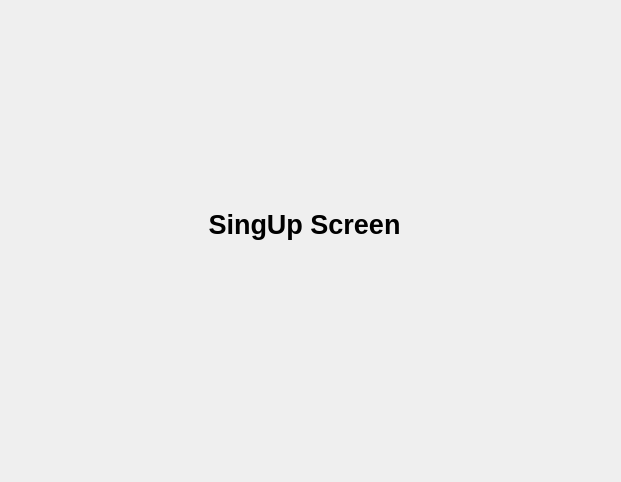
This is login_singup_app/ui/sing_up_screen.ui in Anuj-Bhaladhare/pyqt_projects as Qt 5 draws it before an edit. The edited form follows.
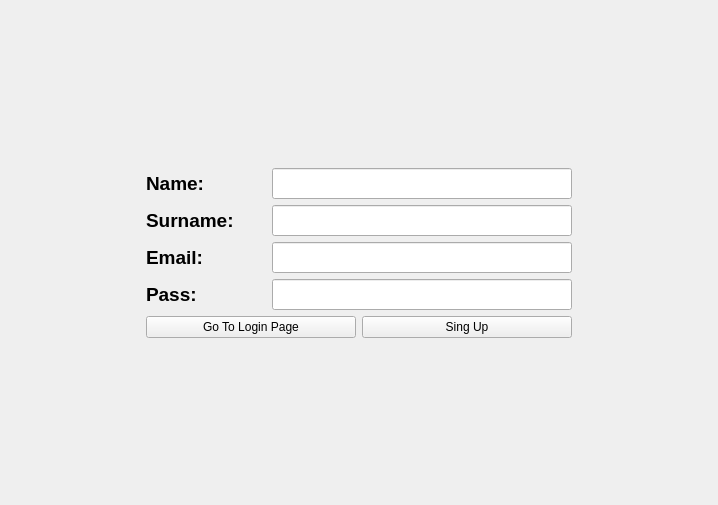
This is the edited form.

Patch:
```diff
--- a/login_singup_app/ui/sing_up_screen.ui
+++ b/login_singup_app/ui/sing_up_screen.ui
@@ -6,8 +6,8 @@
    <rect>
     <x>0</x>
     <y>0</y>
-    <width>621</width>
-    <height>482</height>
+    <width>718</width>
+    <height>505</height>
    </rect>
   </property>
   <property name="windowTitle">
@@ -17,29 +17,238 @@
    <layout class="QVBoxLayout" name="verticalLayout">
     <item>
      <widget class="QWidget" name="widget" native="true">
-      <widget class="QLabel" name="label">
-       <property name="geometry">
-        <rect>
-         <x>170</x>
-         <y>180</y>
-         <width>251</width>
-         <height>71</height>
-        </rect>
-       </property>
-       <property name="font">
-        <font>
-         <pointsize>20</pointsize>
-         <weight>75</weight>
-         <bold>true</bold>
-        </font>
-       </property>
-       <property name="text">
-        <string>SingUp Screen</string>
-       </property>
-       <property name="alignment">
-        <set>Qt::AlignCenter</set>
-       </property>
-      </widget>
+      <layout class="QGridLayout" name="gridLayout">
+       <item row="0" column="1">
+        <spacer name="verticalSpacer">
+         <property name="orientation">
+          <enum>Qt::Vertical</enum>
+         </property>
+         <property name="sizeHint" stdset="0">
+          <size>
+           <width>20</width>
+           <height>119</height>
+          </size>
+         </property>
+        </spacer>
+       </item>
+       <item row="1" column="1" rowspan="2">
+        <layout class="QVBoxLayout" name="verticalLayout_2">
+         <item>
+          <layout class="QHBoxLayout" name="horizontalLayout">
+           <item>
+            <widget class="QLabel" name="label">
+             <property name="minimumSize">
+              <size>
+               <width>120</width>
+               <height>0</height>
+              </size>
+             </property>
+             <property name="font">
+              <font>
+               <pointsize>14</pointsize>
+               <weight>75</weight>
+               <bold>true</bold>
+              </font>
+             </property>
+             <property name="text">
+              <string>Name: </string>
+             </property>
+            </widget>
+           </item>
+           <item>
+            <widget class="QLineEdit" name="lineEdit">
+             <property name="minimumSize">
+              <size>
+               <width>300</width>
+               <height>0</height>
+              </size>
+             </property>
+             <property name="font">
+              <font>
+               <pointsize>14</pointsize>
+              </font>
+             </property>
+            </widget>
+           </item>
+          </layout>
+         </item>
+         <item>
+          <layout class="QHBoxLayout" name="horizontalLayout_2">
+           <item>
+            <widget class="QLabel" name="label_2">
+             <property name="minimumSize">
+              <size>
+               <width>120</width>
+               <height>0</height>
+              </size>
+             </property>
+             <property name="font">
+              <font>
+               <pointsize>14</pointsize>
+               <weight>75</weight>
+               <bold>true</bold>
+              </font>
+             </property>
+             <property name="text">
+              <string>Surname: </string>
+             </property>
+            </widget>
+           </item>
+           <item>
+            <widget class="QLineEdit" name="lineEdit_2">
+             <property name="minimumSize">
+              <size>
+               <width>300</width>
+               <height>0</height>
+              </size>
+             </property>
+             <property name="font">
+              <font>
+               <pointsize>14</pointsize>
+              </font>
+             </property>
+            </widget>
+           </item>
+          </layout>
+         </item>
+         <item>
+          <layout class="QHBoxLayout" name="horizontalLayout_3">
+           <item>
+            <widget class="QLabel" name="label_3">
+             <property name="minimumSize">
+              <size>
+               <width>120</width>
+               <height>0</height>
+              </size>
+             </property>
+             <property name="font">
+              <font>
+               <pointsize>14</pointsize>
+               <weight>75</weight>
+               <bold>true</bold>
+              </font>
+             </property>
+             <property name="text">
+              <string>Email: </string>
+             </property>
+            </widget>
+           </item>
+           <item>
+            <widget class="QLineEdit" name="lineEdit_3">
+             <property name="minimumSize">
+              <size>
+               <width>300</width>
+               <height>0</height>
+              </size>
+             </property>
+             <property name="font">
+              <font>
+               <pointsize>14</pointsize>
+              </font>
+             </property>
+            </widget>
+           </item>
+          </layout>
+         </item>
+         <item>
+          <layout class="QHBoxLayout" name="horizontalLayout_4">
+           <item>
+            <widget class="QLabel" name="label_4">
+             <property name="minimumSize">
+              <size>
+               <width>120</width>
+               <height>0</height>
+              </size>
+             </property>
+             <property name="font">
+              <font>
+               <pointsize>14</pointsize>
+               <weight>75</weight>
+               <bold>true</bold>
+              </font>
+             </property>
+             <property name="text">
+              <string>Pass: </string>
+             </property>
+            </widget>
+           </item>
+           <item>
+            <widget class="QLineEdit" name="lineEdit_4">
+             <property name="minimumSize">
+              <size>
+               <width>300</width>
+               <height>0</height>
+              </size>
+             </property>
+             <property name="font">
+              <font>
+               <pointsize>14</pointsize>
+              </font>
+             </property>
+            </widget>
+           </item>
+          </layout>
+         </item>
+         <item>
+          <layout class="QHBoxLayout" name="horizontalLayout_5">
+           <item>
+            <widget class="QPushButton" name="navigate_login_btn">
+             <property name="text">
+              <string>Go To Login Page</string>
+             </property>
+            </widget>
+           </item>
+           <item>
+            <widget class="QPushButton" name="sing_up_btn">
+             <property name="text">
+              <string>Sing Up</string>
+             </property>
+            </widget>
+           </item>
+          </layout>
+         </item>
+        </layout>
+       </item>
+       <item row="2" column="2">
+        <spacer name="horizontalSpacer_2">
+         <property name="orientation">
+          <enum>Qt::Horizontal</enum>
+         </property>
+         <property name="sizeHint" stdset="0">
+          <size>
+           <width>111</width>
+           <height>20</height>
+          </size>
+         </property>
+        </spacer>
+       </item>
+       <item row="3" column="1">
+        <spacer name="verticalSpacer_2">
+         <property name="orientation">
+          <enum>Qt::Vertical</enum>
+         </property>
+         <property name="sizeHint" stdset="0">
+          <size>
+           <width>20</width>
+           <height>118</height>
+          </size>
+         </property>
+        </spacer>
+       </item>
+       <item row="1" column="0">
+        <spacer name="horizontalSpacer">
+         <property name="orientation">
+          <enum>Qt::Horizontal</enum>
+         </property>
+         <property name="sizeHint" stdset="0">
+          <size>
+           <width>112</width>
+           <height>20</height>
+          </size>
+         </property>
+        </spacer>
+       </item>
+      </layout>
      </widget>
     </item>
    </layout>
```
